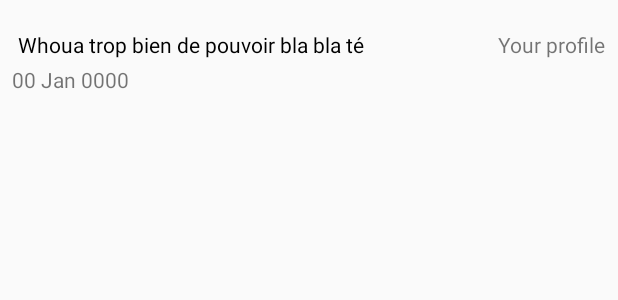
After one commit to Doreapp/My_data_analyser, an Android app: the layout item_view_post.xml on its own in the app's theme, with its tools: preview values and no code run, on a phone screen of 412 x 824 dp. The commit adds this screen. Shown: the top 300 px of the screen. Run offline under Robolectric (Android 15) with nearby library versions, the phone set to English and light mode, and no system bars.

Commit message:
Trivial list of post one by one

```diff
--- a/app/src/main/AndroidManifest.xml
+++ b/app/src/main/AndroidManifest.xml
@@ -9,7 +9,8 @@
             android:roundIcon="@mipmap/ic_launcher_round"
             android:supportsRtl="true"
             android:theme="@style/AppTheme">
-        <activity android:name=".HomeActivity">
+
+    <activity android:name=".HomeActivity">
             <intent-filter>
                 <action android:name="android.intent.action.MAIN"/>
 
--- a/app/src/main/java/com/mandin/antoine/mydataanalyser/ConversationActivity.kt
+++ b/app/src/main/java/com/mandin/antoine/mydataanalyser/ConversationActivity.kt
@@ -13,7 +13,7 @@ import com.mandin.antoine.mydataanalyser.tools.TaskRunner
 import com.mandin.antoine.mydataanalyser.utils.Constants
 import com.mandin.antoine.mydataanalyser.utils.Debug
 import com.mandin.antoine.mydataanalyser.views.LoadingDialog
-import com.mandin.antoine.mydataanalyser.views.NumberedItemAdapter
+import com.mandin.antoine.mydataanalyser.views.adapters.NumberedItemAdapter
 import kotlinx.android.synthetic.main.view_conversation.*
 import java.text.SimpleDateFormat
 import java.util.*
--- a/app/src/main/java/com/mandin/antoine/mydataanalyser/GalleryActivity.kt
+++ b/app/src/main/java/com/mandin/antoine/mydataanalyser/GalleryActivity.kt
@@ -14,9 +14,9 @@ import com.mandin.antoine.mydataanalyser.facebook.asynctasks.LoadConversationPho
 import com.mandin.antoine.mydataanalyser.tools.TaskRunner
 import com.mandin.antoine.mydataanalyser.utils.Constants
 import com.mandin.antoine.mydataanalyser.utils.Debug
-import com.mandin.antoine.mydataanalyser.views.ImageAdapter
 import com.mandin.antoine.mydataanalyser.views.LoadingDialog
-import com.mandin.antoine.mydataanalyser.views.MarginDecoration
+import com.mandin.antoine.mydataanalyser.views.adapters.ImageAdapter
+import com.mandin.antoine.mydataanalyser.views.adapters.MarginDecoration
 import kotlinx.android.synthetic.main.activity_gallery.*
 import java.util.*
 
--- a/app/src/main/java/com/mandin/antoine/mydataanalyser/views/ImageAdapter.kt
+++ b/app/src/main/java/com/mandin/antoine/mydataanalyser/views/adapters/ImageAdapter.kt
@@ -1,4 +1,4 @@
-package com.mandin.antoine.mydataanalyser.views
+package com.mandin.antoine.mydataanalyser.views.adapters
 
 import android.content.Context
 import android.graphics.Bitmap
--- a/app/src/main/java/com/mandin/antoine/mydataanalyser/views/MarginDecoration.kt
+++ b/app/src/main/java/com/mandin/antoine/mydataanalyser/views/adapters/MarginDecoration.kt
@@ -1,4 +1,4 @@
-package com.mandin.antoine.mydataanalyser.views
+package com.mandin.antoine.mydataanalyser.views.adapters
 
 import android.graphics.Rect
 import android.view.View
--- a/app/src/main/java/com/mandin/antoine/mydataanalyser/views/NumberedItemAdapter.kt
+++ b/app/src/main/java/com/mandin/antoine/mydataanalyser/views/adapters/NumberedItemAdapter.kt
@@ -1,4 +1,4 @@
-package com.mandin.antoine.mydataanalyser.views
+package com.mandin.antoine.mydataanalyser.views.adapters
 
 import android.view.LayoutInflater
 import android.view.View
--- /dev/null
+++ b/app/src/main/res/layout/item_view_post.xml
@@ -0,0 +1,54 @@
+<?xml version="1.0" encoding="utf-8"?>
+<RelativeLayout xmlns:android="http://schemas.android.com/apk/res/android"
+                android:layout_width="match_parent"
+                android:padding="@dimen/spaceNormal"
+                android:layout_marginTop="@dimen/spaceNormal"
+                android:layout_height="wrap_content">
+
+    <ImageView android:layout_width="100dp"
+               android:layout_height="100dp"
+               android:id="@+id/iv1"
+               android:layout_margin="@dimen/spaceSmall"
+               android:visibility="gone"/>
+
+    <ImageView android:layout_width="100dp"
+               android:layout_toEndOf="@id/iv1"
+               android:layout_margin="@dimen/spaceSmall"
+               android:layout_height="100dp"
+               android:id="@+id/iv2"
+               android:visibility="gone"/>
+
+    <ImageView android:layout_width="100dp"
+               android:layout_margin="@dimen/spaceSmall"
+               android:layout_toEndOf="@id/iv2"
+               android:layout_height="100dp"
+               android:id="@+id/iv3"
+               android:visibility="gone"/>
+
+    <!-- TODO Textview to see every photos if has more than 3 -->
+
+    <TextView android:layout_width="wrap_content"
+              android:layout_height="wrap_content"
+              android:id="@+id/tvContent"
+              android:textColor="@color/black"
+              android:textSize="@dimen/normal"
+              android:text="Whoua trop bien de pouvoir bla bla té"
+              android:layout_below="@id/iv1"
+              android:layout_margin="@dimen/spaceSmall"
+              android:layout_toStartOf="@id/tvWhere"
+              android:layout_alignParentStart="true"
+    />
+
+    <TextView android:layout_width="wrap_content"
+              android:layout_height="wrap_content"
+              android:text="Your profile"
+              android:id="@+id/tvWhere"
+              android:layout_alignParentEnd="true"
+              android:layout_alignTop="@id/tvContent"
+              android:layout_alignBottom="@id/tvContent"/>
+
+    <TextView android:layout_width="wrap_content" android:layout_height="wrap_content"
+              android:id="@+id/tvDate"
+              android:layout_below="@id/tvContent"
+              android:text="00 Jan 0000"/>
+</RelativeLayout>
```
Also changed, not shown: app/src/main/java/com/mandin/antoine/mydataanalyser/PostsActivity.kt (+20 -1 lines), app/src/main/java/com/mandin/antoine/mydataanalyser/views/adapters/PostsAdapter.kt (added, +42 -0 lines), app/src/main/res/layout/activity_posts.xml (+26 -2 lines).
